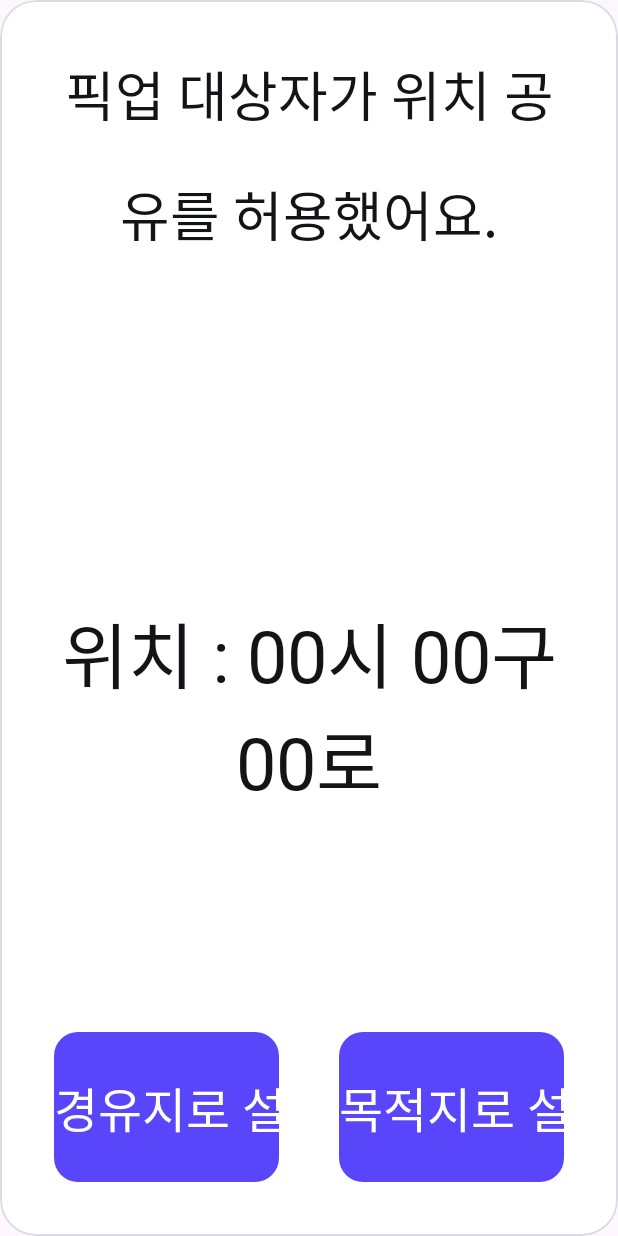
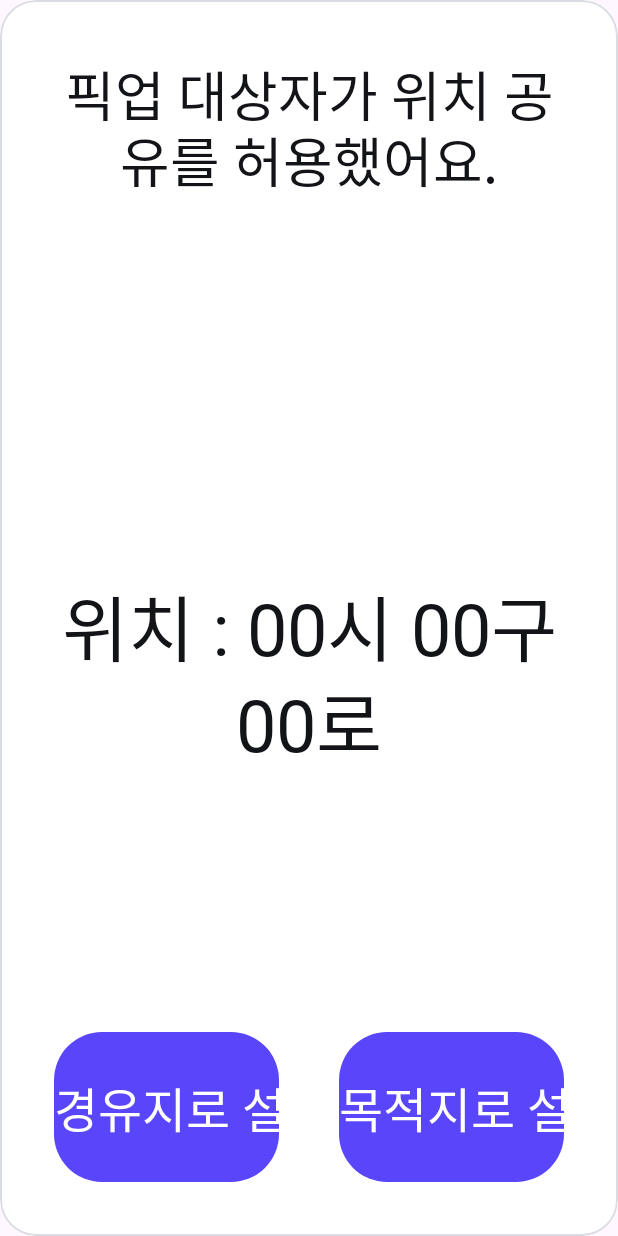
Before and after one commit to Team-PickMeUp/pickmeup-aaos, an Android app built with Jetpack Compose: the composable MockAllowedCard shown on its own in the app's theme, on a phone screen of 412 x 824 dp. Run offline under Robolectric (Android 15) with nearby library versions, the phone set to English and light mode, and no system bars; Roboto replaces fonts that are not available here.

Commit message:
💄 design: 앱 사용 가이드 Figma 변경사항 반영
- 제목 행간 60 → 52px
- 3단계 예시 카드: 버튼 모서리 32px, 제목·위치·질문 행간과 위치

#22

Co-Authored-By: Claude Opus 5.5 <noreply@anthropic.com>

```diff
--- a/app/src/main/java/com/example/pickmeup/ui/guide/AppGuideScreen.kt
+++ b/app/src/main/java/com/example/pickmeup/ui/guide/AppGuideScreen.kt
@@ -106,7 +106,7 @@ fun AppGuideScreen(
                     )
                     Text(
                         text = stringResource(R.string.guide_title),
-                        style = astaStyle(44.pxSp, FontWeight.Bold, PickMeUpColors.TextPrimary, 60f / 44f),
+                        style = astaStyle(44.pxSp, FontWeight.Bold, PickMeUpColors.TextPrimary, 52f / 44f),
                     )
                 }
 
@@ -430,11 +430,11 @@ private fun MockAllowedCard() {
     ) {
         Text(
             text = stringResource(R.string.guide_step3_card_title),
-            style = astaStyle(36.pxSp, FontWeight.Bold, PickMeUpColors.TextPrimary, 80f / 36f),
+            style = astaStyle(36.pxSp, FontWeight.Bold, PickMeUpColors.TextPrimary, 44f / 36f),
             textAlign = TextAlign.Center,
             modifier = Modifier.fillMaxWidth(),
         )
-        // 본문 618px: 주소는 위쪽(top 189.8px), 질문은 아래쪽(top 546px)
+        // 본문 654px: 주소는 top 207.8px, 질문은 top 582px (Figma 2-3-2 기준)
         Box(
             Modifier
                 .fillMaxWidth()
@@ -442,19 +442,19 @@ private fun MockAllowedCard() {
         ) {
             Text(
                 text = stringResource(R.string.guide_step3_card_location),
-                style = astaStyle(48.pxSp, FontWeight.ExtraBold, PickMeUpColors.TextPrimary),
+                style = astaStyle(48.pxSp, FontWeight.ExtraBold, PickMeUpColors.TextPrimary, 64f / 48f),
                 textAlign = TextAlign.Center,
                 modifier = Modifier
                     .fillMaxWidth()
-                    .padding(top = 189.8.px),
+                    .padding(top = 207.8.px),
             )
             Text(
                 text = stringResource(R.string.guide_step3_card_question),
-                style = astaStyle(30.pxSp, FontWeight.Normal, PickMeUpColors.TextPrimary),
+                style = astaStyle(30.pxSp, FontWeight.Normal, PickMeUpColors.TextPrimary, 38f / 30f),
                 textAlign = TextAlign.Center,
                 modifier = Modifier
                     .fillMaxWidth()
-                    .padding(top = 546.px),
+                    .padding(top = 582.px),
             )
         }
         Row(Modifier.fillMaxWidth(), horizontalArrangement = Arrangement.spacedBy(40.px)) {
@@ -469,7 +469,7 @@ private fun MockPurpleButton(@StringRes text: Int, modifier: Modifier) {
     Box(
         modifier
             .height(100.px)
-            .clip(RoundedCornerShape(16.px))
+            .clip(RoundedCornerShape(32.px))
             .background(Purple),
         contentAlignment = Alignment.Center,
     ) {
@@ -477,7 +477,7 @@ private fun MockPurpleButton(@StringRes text: Int, modifier: Modifier) {
         // 패딩을 두면 글자가 잘리므로 버튼 전체 폭 기준으로 가운데 정렬만 합니다.
         Text(
             text = stringResource(text),
-            style = astaStyle(32.pxSp, FontWeight.Bold, Color.White, 44f / 32f),
+            style = astaStyle(32.pxSp, FontWeight.Bold, Color.White, 40f / 32f),
             softWrap = false,
         )
     }
```
